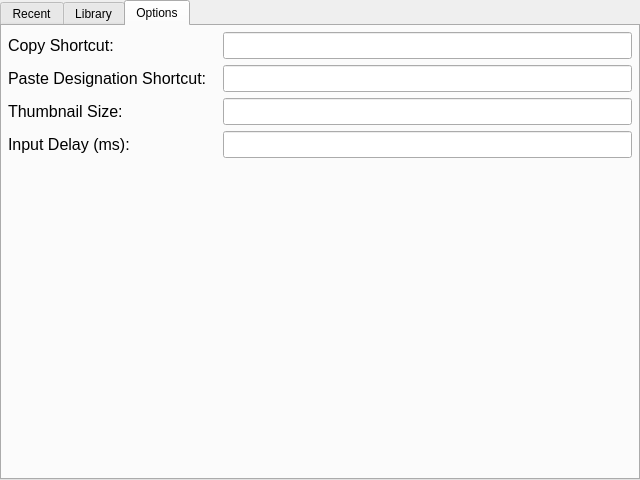
This is dfCopyPaste.ui in jimhester/Dwarf-Clipboard as Qt 5 draws it before an edit. The edited form follows.
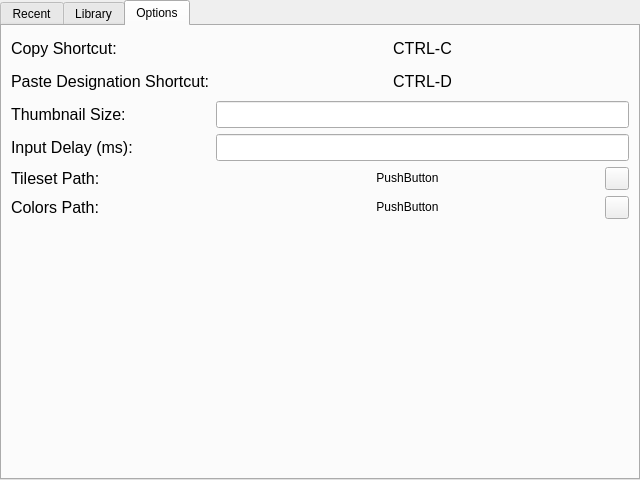
This is the edited form. The open tabs and pages were chosen to show the change. Icons and pictures are not drawn. Custom widgets are drawn as their Qt base class.

Commit message: implemented shortcutDialogs

```diff
--- a/dfCopyPaste.ui
+++ b/dfCopyPaste.ui
@@ -198,12 +198,6 @@
     <string>Options</string>
    </attribute>
    <layout class="QFormLayout" name="formLayout">
-    <property name="horizontalSpacing">
-     <number>16</number>
-    </property>
-    <property name="margin">
-     <number>6</number>
-    </property>
     <item row="0" column="0">
      <widget class="QLabel" name="copyShortcutLabel">
       <property name="font">
@@ -217,15 +211,18 @@
      </widget>
     </item>
     <item row="0" column="1">
-     <widget class="QLineEdit" name="copyShortcutLineEdit">
-      <property name="enabled">
-       <bool>true</bool>
-      </property>
+     <widget class="QPushButton" name="copyShortcutButton">
       <property name="font">
        <font>
         <pointsize>12</pointsize>
        </font>
       </property>
+      <property name="text">
+       <string>CTRL-C</string>
+      </property>
+      <property name="flat">
+       <bool>true</bool>
+      </property>
      </widget>
     </item>
     <item row="1" column="0">
@@ -241,14 +238,17 @@
      </widget>
     </item>
     <item row="1" column="1">
-     <widget class="QLineEdit" name="pasteDesignationShortcutLineEdit">
+     <widget class="QPushButton" name="pasteDesignationShortcutButton">
       <property name="font">
        <font>
         <pointsize>12</pointsize>
        </font>
       </property>
       <property name="text">
-       <string/>
+       <string>CTRL-D</string>
+      </property>
+      <property name="flat">
+       <bool>true</bool>
       </property>
      </widget>
     </item>
@@ -300,6 +300,82 @@
       </property>
      </widget>
     </item>
+    <item row="4" column="0">
+     <widget class="QLabel" name="tilesetPathLabel">
+      <property name="font">
+       <font>
+        <pointsize>12</pointsize>
+       </font>
+      </property>
+      <property name="text">
+       <string>Tileset Path:</string>
+      </property>
+     </widget>
+    </item>
+    <item row="5" column="0">
+     <widget class="QLabel" name="colorsPathLabel">
+      <property name="font">
+       <font>
+        <pointsize>12</pointsize>
+       </font>
+      </property>
+      <property name="text">
+       <string>Colors Path:</string>
+      </property>
+     </widget>
+    </item>
+    <item row="4" column="1">
+     <layout class="QHBoxLayout" name="horizontalLayout_4">
+      <item>
+       <widget class="QPushButton" name="tilesetPathButton">
+        <property name="text">
+         <string>PushButton</string>
+        </property>
+        <property name="flat">
+         <bool>true</bool>
+        </property>
+       </widget>
+      </item>
+      <item>
+       <widget class="QToolButton" name="tilesetPathToolButton">
+        <property name="text">
+         <string/>
+        </property>
+        <property name="icon">
+         <iconset>
+          <normalon>:/images/24-settings.png</normalon>
+         </iconset>
+        </property>
+       </widget>
+      </item>
+     </layout>
+    </item>
+    <item row="5" column="1">
+     <layout class="QHBoxLayout" name="horizontalLayout_5">
+      <item>
+       <widget class="QPushButton" name="colorsPathButton">
+        <property name="text">
+         <string>PushButton</string>
+        </property>
+        <property name="flat">
+         <bool>true</bool>
+        </property>
+       </widget>
+      </item>
+      <item>
+       <widget class="QToolButton" name="colorsPathToolButton">
+        <property name="text">
+         <string/>
+        </property>
+        <property name="icon">
+         <iconset>
+          <normalon>:/images/24-settings.png</normalon>
+         </iconset>
+        </property>
+       </widget>
+      </item>
+     </layout>
+    </item>
    </layout>
   </widget>
  </widget>
```
The commit also changes 5 other files.
